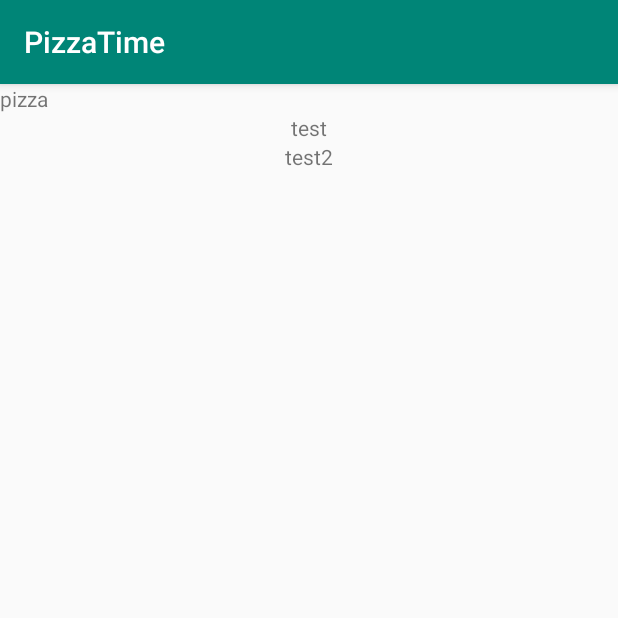
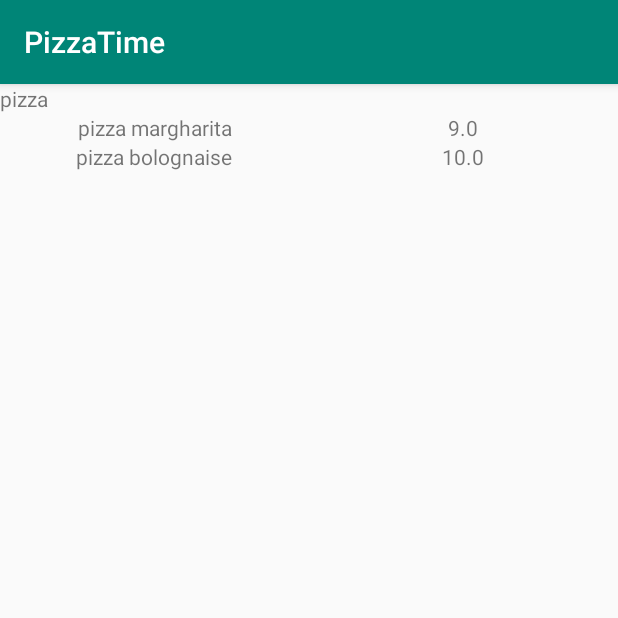
Before and after one commit to Panda291/pizzaTime, an Android app: the screen it shows after launch (ProductActivity), after a tap on an icon or button, on a phone screen of 412 x 824 dp, the top half of it. Run offline under Robolectric (Android 15) with nearby library versions, the phone set to English and light mode, and no system bars.

Commit message:
recycler view with database entries complete. clicking item WIP

```diff
--- /dev/null
+++ b/app/src/main/java/com/example/pizzatime/DatabaseHelper.java
@@ -0,0 +1,40 @@
+package com.example.pizzatime;
+
+import android.content.ContentValues;
+import android.content.Context;
+import android.database.sqlite.SQLiteDatabase;
+import android.database.sqlite.SQLiteOpenHelper;
+
+public class DatabaseHelper extends SQLiteOpenHelper {
+
+    public static final int DATABASE_VERSION = 1;
+    public static final String DATABASE_NAME = "Database.db";
+
+    public DatabaseHelper(Context context) {
+        super(context, DATABASE_NAME, null, DATABASE_VERSION);
+    }
+
+    private static final String SQL_CREATE_ENTRIES = "CREATE TABLE pizza(id INTEGER PRIMARY KEY, name TEXT, price REAL)";
+
+
+    @Override
+    public void onCreate(SQLiteDatabase db) {
+        db.execSQL(SQL_CREATE_ENTRIES);
+
+        ContentValues values = new ContentValues();
+        values.put("name", "pizza margharita");
+        values.put("price", 9.00);
+
+        long newRowId = db.insert("pizza", null, values);
+
+        values.put("name", "pizza bolognaise");
+        values.put("price", 10.00);
+
+        newRowId = db.insert("pizza", null, values);
+    }
+
+    @Override
+    public void onUpgrade(SQLiteDatabase db, int oldVersion, int newVersion) {
+
+    }
+}
--- a/app/src/main/java/com/example/pizzatime/ProductActivity.java
+++ b/app/src/main/java/com/example/pizzatime/ProductActivity.java
@@ -1,6 +1,8 @@
 package com.example.pizzatime;
 
 import android.content.Intent;
+import android.database.Cursor;
+import android.database.sqlite.SQLiteDatabase;
 import android.os.Bundle;
 import android.support.v7.app.AppCompatActivity;
 import android.support.v7.widget.LinearLayoutManager;
@@ -17,7 +19,12 @@ public class ProductActivity extends AppCompatActivity {
 
         LinearLayoutManager layoutManager = new LinearLayoutManager(this);
 
-        RecyclerAdapter recyclerAdapter = new RecyclerAdapter(this);
+        DatabaseHelper databaseHelper = new DatabaseHelper(this);
+        SQLiteDatabase db = databaseHelper.getReadableDatabase();
+
+        Cursor databaseOutput = db.rawQuery("select * from pizza", null);
+
+        RecyclerAdapter recyclerAdapter = new RecyclerAdapter(this, databaseOutput);
         RecyclerView recyclerView = (RecyclerView) findViewById(R.id.recycler);
         recyclerView.setAdapter(recyclerAdapter);
         recyclerView.setLayoutManager(layoutManager);
--- a/app/src/main/java/com/example/pizzatime/RecyclerAdapter.java
+++ b/app/src/main/java/com/example/pizzatime/RecyclerAdapter.java
@@ -1,6 +1,7 @@
 package com.example.pizzatime;
 
 import android.content.Context;
+import android.database.Cursor;
 import android.support.annotation.NonNull;
 import android.support.v7.widget.RecyclerView;
 import android.view.LayoutInflater;
@@ -13,12 +14,14 @@ import java.util.ArrayList;
 public class RecyclerAdapter extends RecyclerView.Adapter<RecyclerAdapter.ViewHolder> {
 
     private ArrayList<ListItem> listItems;
+    private Cursor databaseOutput;
     private Context context;
 
-    public RecyclerAdapter(ProductActivity productActivity) {
+    public RecyclerAdapter(ProductActivity productActivity, Cursor database) {
         listItems = new ArrayList<ListItem>();
         listItems.add(new ListItem("test"));
         listItems.add(new ListItem("test2"));
+        databaseOutput = database;
     }
 
     public ViewHolder onCreateViewHolder(ViewGroup viewGroup, int i) {
@@ -30,9 +33,12 @@ public class RecyclerAdapter extends RecyclerView.Adapter<RecyclerAdapter.ViewHo
 
     @Override
     public void onBindViewHolder(@NonNull ViewHolder viewHolder, int i) {
-        ListItem listItem = listItems.get(i);
+        //ListItem listItem = listItems.get(i);
 
-        viewHolder.textView2.setText(listItem.getWhatever());
+        //viewHolder.descView.setText(listItem.getWhatever());
+        databaseOutput.moveToPosition(i);
+        viewHolder.descView.setText(databaseOutput.getString(databaseOutput.getColumnIndex("name")));
+        viewHolder.priceView.setText(String.valueOf(databaseOutput.getFloat(databaseOutput.getColumnIndex("price"))));
     }
 
     @Override
@@ -41,12 +47,14 @@ public class RecyclerAdapter extends RecyclerView.Adapter<RecyclerAdapter.ViewHo
     }
 
     public class ViewHolder extends RecyclerView.ViewHolder{
-        public TextView textView2;
+        public TextView descView;
+        public TextView priceView;
 
         public ViewHolder(@NonNull View itemView) {
             super(itemView);
 
-            textView2 = (TextView) itemView.findViewById(R.id.textView2);
+            descView = (TextView) itemView.findViewById(R.id.descView);
+            priceView = (TextView) itemView.findViewById(R.id.priceView);
 
         }
     }
--- a/app/src/main/res/layout/list_item.xml
+++ b/app/src/main/res/layout/list_item.xml
@@ -1,5 +1,5 @@
 <?xml version="1.0" encoding="utf-8"?>
-<android.support.constraint.ConstraintLayout
+<LinearLayout
     xmlns:android="http://schemas.android.com/apk/res/android"
     xmlns:app="http://schemas.android.com/apk/res-auto"
     xmlns:tools="http://schemas.android.com/tools"
@@ -7,11 +7,18 @@
     android:layout_height="wrap_content">
 
     <TextView
-        android:id="@+id/textView2"
-        android:layout_width="match_parent"
+        android:id="@+id/descView"
+        android:layout_width="0dp"
         android:layout_height="wrap_content"
-        android:text="temp"
-        app:layout_constraintStart_toStartOf="parent"
-        app:layout_constraintTop_toTopOf="parent"
-        android:gravity="center"/>
-</android.support.constraint.ConstraintLayout>
+        android:layout_weight="1"
+        android:gravity="center"
+        android:text="desc" />
+
+    <TextView
+        android:id="@+id/priceView"
+        android:layout_width="0dp"
+        android:layout_height="wrap_content"
+        android:layout_weight="1"
+        android:gravity="center"
+        android:text="price" />
+</LinearLayout>
--- a/app/src/main/res/values/colors.xml
+++ b/app/src/main/res/values/colors.xml
@@ -1,7 +1,7 @@
 <?xml version="1.0" encoding="utf-8"?>
 <resources>
     <color name="colorPrimary">#008577</color>
-    <color name="colorPrimaryDark">#00574B</color>
+    <color name="colorPrimaryDark">#000000</color>
     <color name="colorAccent">#FDFDFD</color>
     <color name="MainColor">#E47939</color>
 
```
